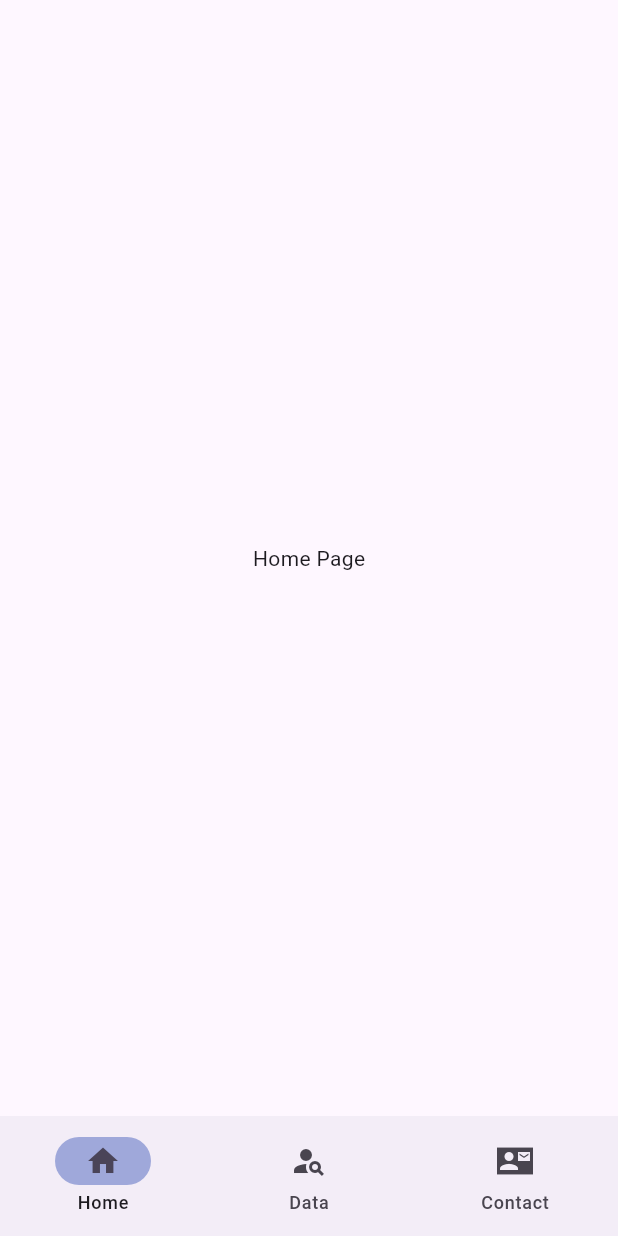
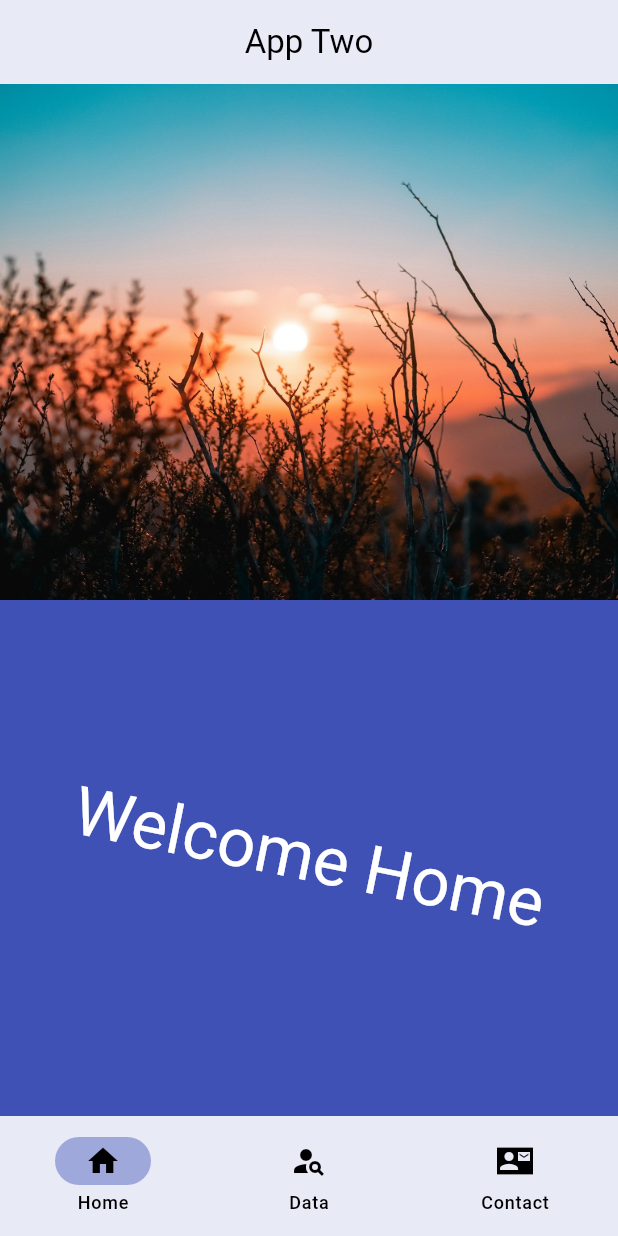
Before and after one commit to abou0323/MAD9135-FlutterApp2, a Flutter app: the screen it shows after launch, on a phone screen of 412 x 824 dp. Run offline on Flutter 3.47's test engine with Material 3 defaults, Android fonts, the phone set to English and light mode, and no system bars.

Commit message:
updated home screen

```diff
--- a/lib/main.dart
+++ b/lib/main.dart
@@ -11,6 +11,29 @@ class MainApp extends StatelessWidget {
   @override
   Widget build(BuildContext context) {
     return MaterialApp(
+      theme: ThemeData(
+        useMaterial3: true,
+        colorScheme: ColorScheme(
+          brightness: Brightness.light,
+          primary: Colors.indigo,
+          onPrimary: Colors.white,
+          secondary: Colors.indigo.shade200,
+          onSecondary: Colors.black,
+          error: Colors.red,
+          onError: Colors.red.shade900,
+          surface: Colors.indigo.shade50,
+          onSurface: Colors.black,
+        ),
+        textTheme: TextTheme(
+          displayMedium: TextStyle(fontSize: 45),
+          titleLarge: TextStyle(fontSize: 22),
+          titleMedium: TextStyle(fontSize: 16),
+          titleSmall: TextStyle(fontSize: 14),
+          bodyLarge: TextStyle(fontSize: 16),
+          bodyMedium: TextStyle(fontSize: 14),
+          bodySmall: TextStyle(fontSize: 12),
+        ),
+      ),
       home: const MainPage(),
     );
   }
@@ -30,13 +53,14 @@ class _MainPageState extends State<MainPage> {
   @override
   Widget build(BuildContext context) {
     return Scaffold(
+      appBar: AppBar(title: Center(child: Text('App Two'))),
       bottomNavigationBar: NavigationBar(
         onDestinationSelected: (int index) {
           setState(() {
             currentPageIndex = index;
           });
         },
-        indicatorColor: Colors.indigo[200],
+        indicatorColor: Theme.of(context).colorScheme.secondary,
         selectedIndex: currentPageIndex,
         destinations: const <Widget>[
           NavigationDestination(icon: Icon(Icons.home), label: 'Home'),
--- a/lib/screens/contact_screen.dart
+++ b/lib/screens/contact_screen.dart
@@ -6,6 +6,7 @@ class ContactScreen extends StatelessWidget {
   @override
   Widget build(BuildContext context) {
     return Container(
+      color: Theme.of(context).colorScheme.secondary,
       alignment: Alignment.center,
       child: Text('Contact Page'),
     );
--- a/lib/screens/data_screen.dart
+++ b/lib/screens/data_screen.dart
@@ -6,6 +6,7 @@ class DataScreen extends StatelessWidget {
   @override
   Widget build(BuildContext context) {
     return Container(
+      color: Theme.of(context).colorScheme.secondary,
       alignment: Alignment.center,
       child: Text('Data Page'),
     );
--- a/lib/screens/home_screen.dart
+++ b/lib/screens/home_screen.dart
@@ -5,9 +5,35 @@ class HomeScreen extends StatelessWidget {
 
   @override
   Widget build(BuildContext context) {
-    return Container(
-      alignment: Alignment.center,
-      child: Text('Home Page'),
+    return Column(
+      children: [
+        Expanded(
+          child: Container(
+            decoration: BoxDecoration(
+              image: DecorationImage(
+                image: AssetImage('assets/images/sunset.jpg'),
+                fit: BoxFit.cover,
+              ),
+            ),
+          ),
+        ),
+        Expanded(
+          child: Container(
+            color: Theme.of(context).colorScheme.primary,
+            child: Center(
+              child: Transform.rotate(
+                angle: 0.2,
+                child: Text(
+                  'Welcome Home',
+                  style: Theme.of(context).textTheme.displayMedium?.copyWith(
+                        color: Theme.of(context).colorScheme.onPrimary,
+                      ),
+                ),
+              ),
+            ),
+          ),
+        ),
+      ],
     );
   }
 }
--- a/pubspec.yaml
+++ b/pubspec.yaml
@@ -1,10 +1,10 @@
 name: flutter_app_2
 description: "A new Flutter project."
-publish_to: 'none'
+publish_to: "none"
 version: 0.1.0
 
 environment:
-  sdk: '>=3.4.3 <4.0.0'
+  sdk: ">=3.4.3 <4.0.0"
 
 dependencies:
   flutter:
@@ -17,3 +17,5 @@ dev_dependencies:
 
 flutter:
   uses-material-design: true
+  assets:
+    - assets/images/sunset.jpg
```
Also changed, not shown: assets/images/sunset.jpg (added).
